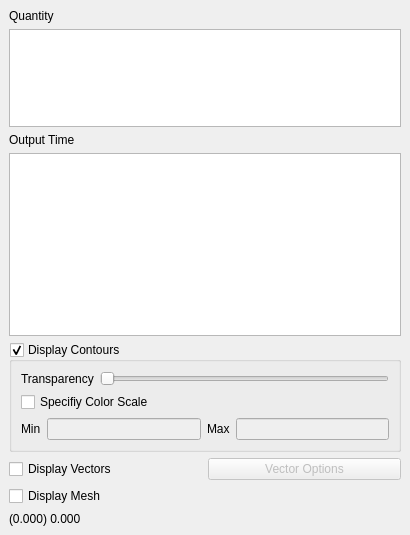
Old version of the form qgis_plugin/crayfish_viewer_dock_widget.ui in the repository lutraconsulting/qgis-crayfish-plugin.
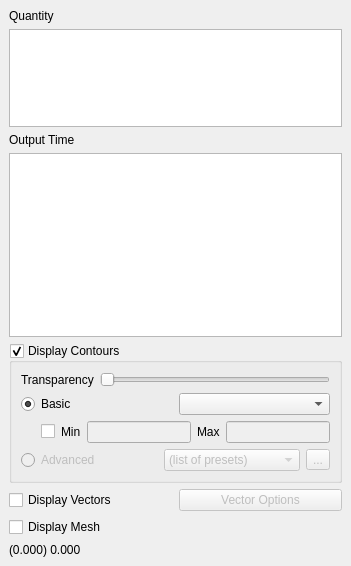
New version of the form. Custom widgets are drawn as their Qt base class.

Commit message: Initial GUI changes for support of multiple color maps

Patch:
```diff
--- a/qgis_plugin/crayfish_viewer_dock_widget.ui
+++ b/qgis_plugin/crayfish_viewer_dock_widget.ui
@@ -6,8 +6,8 @@
    <rect>
     <x>0</x>
     <y>0</y>
-    <width>410</width>
-    <height>535</height>
+    <width>351</width>
+    <height>566</height>
    </rect>
   </property>
   <property name="windowTitle">
@@ -89,14 +89,47 @@
         </layout>
        </item>
        <item>
-        <widget class="QCheckBox" name="contourCustomRangeCheckBox">
-         <property name="text">
-          <string>Specifiy Color Scale</string>
-         </property>
-        </widget>
+        <layout class="QHBoxLayout" name="horizontalLayout_3">
+         <item>
+          <widget class="QRadioButton" name="radContourBasic">
+           <property name="text">
+            <string>Basic</string>
+           </property>
+           <property name="checked">
+            <bool>true</bool>
+           </property>
+          </widget>
+         </item>
+         <item>
+          <widget class="QgsColorRampComboBox" name="cboContourBasic"/>
+         </item>
+        </layout>
        </item>
        <item>
         <layout class="QHBoxLayout" name="horizontalLayout">
+         <item>
+          <spacer name="horizontalSpacer">
+           <property name="orientation">
+            <enum>Qt::Horizontal</enum>
+           </property>
+           <property name="sizeType">
+            <enum>QSizePolicy::Fixed</enum>
+           </property>
+           <property name="sizeHint" stdset="0">
+            <size>
+             <width>20</width>
+             <height>20</height>
+            </size>
+           </property>
+          </spacer>
+         </item>
+         <item>
+          <widget class="QCheckBox" name="contourCustomRangeCheckBox">
+           <property name="text">
+            <string/>
+           </property>
+          </widget>
+         </item>
          <item>
           <widget class="QLabel" name="contourMinLabel">
            <property name="text">
@@ -127,6 +160,42 @@
          </item>
         </layout>
        </item>
+       <item>
+        <layout class="QHBoxLayout" name="horizontalLayout_4">
+         <item>
+          <widget class="QRadioButton" name="radioButton_2">
+           <property name="enabled">
+            <bool>false</bool>
+           </property>
+           <property name="text">
+            <string>Advanced</string>
+           </property>
+          </widget>
+         </item>
+         <item>
+          <widget class="QComboBox" name="comboBox_2">
+           <property name="enabled">
+            <bool>false</bool>
+           </property>
+           <item>
+            <property name="text">
+             <string>(list of presets)</string>
+            </property>
+           </item>
+          </widget>
+         </item>
+         <item>
+          <widget class="QToolButton" name="toolButton">
+           <property name="enabled">
+            <bool>false</bool>
+           </property>
+           <property name="text">
+            <string>...</string>
+           </property>
+          </widget>
+         </item>
+        </layout>
+       </item>
       </layout>
      </widget>
     </item>
@@ -175,6 +244,11 @@
    <header>crayfish_gui_utils</header>
    <container>1</container>
   </customwidget>
+  <customwidget>
+   <class>QgsColorRampComboBox</class>
+   <extends>QComboBox</extends>
+   <header>qgis.gui</header>
+  </customwidget>
  </customwidgets>
  <resources/>
  <connections>
```
Left out of the diff: 17 changed lines with no effect on the pictures. The commit also changes 3 other files.
